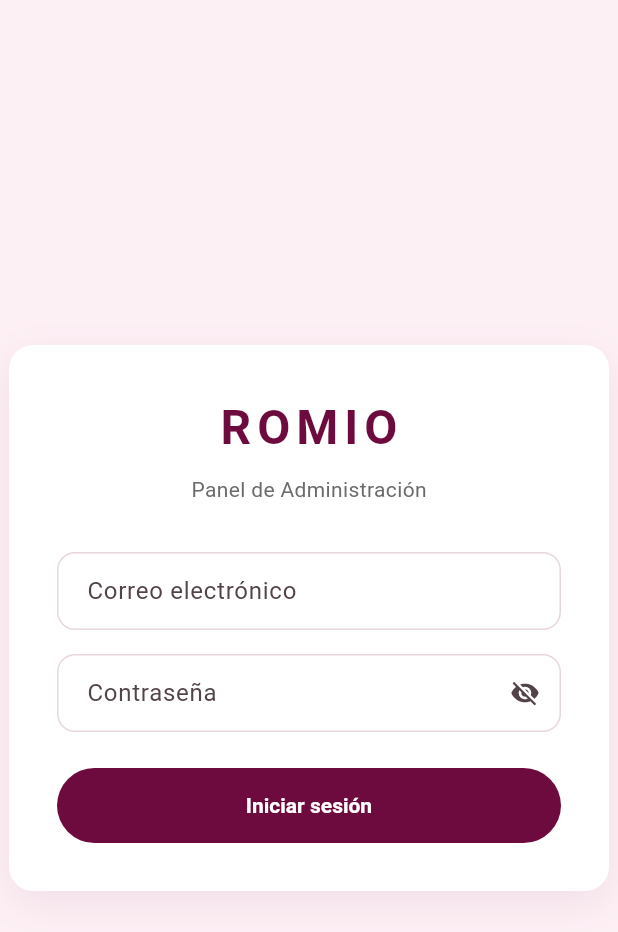
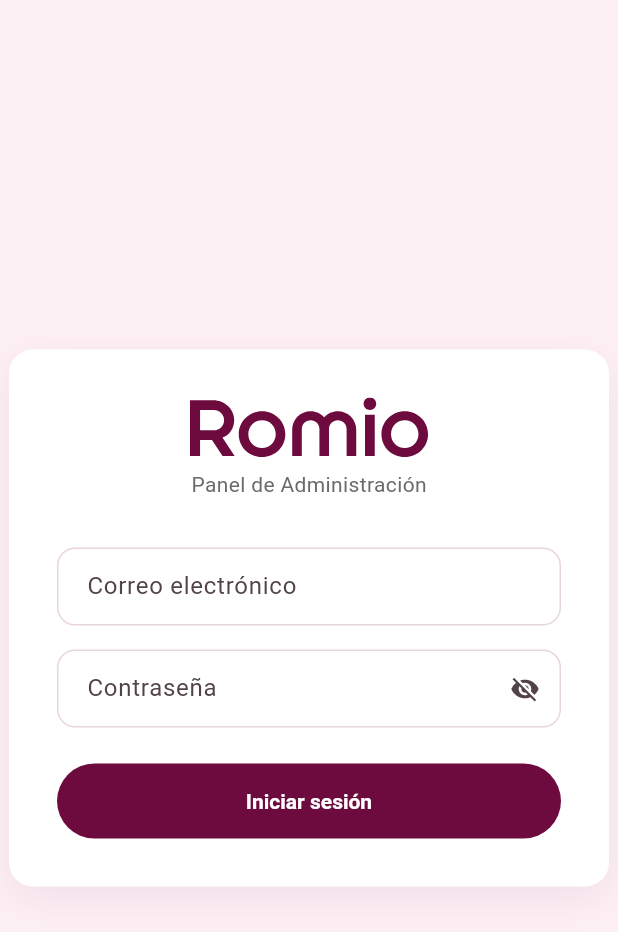
Before and after one commit to umairhassan003/Romio, a Flutter app: the AdminLoginScreen screen opened directly, on a phone screen of 412 x 824 dp. Shown: the top 932 px of the screen. Run offline on Flutter 3.47's test engine with Material 3 defaults, Android fonts, the phone set to English and light mode, and no system bars; our stand-ins replace cached_network_image, file_picker, flutter_svg, go_router, shared_preferences, supabase_flutter and 1 more; accounts and stored records are empty; generated files the repository leaves out were written again.

Commit message:
feat: replace text logo with Romio SVG asset in login card

```diff
--- a/lib/web/features/auth/widgets/login_card.dart
+++ b/lib/web/features/auth/widgets/login_card.dart
@@ -1,6 +1,7 @@
 import 'package:flutter/material.dart';
 import 'package:provider/provider.dart';
 import 'package:go_router/go_router.dart';
+import 'package:flutter_svg/flutter_svg.dart';
 import 'package:flutter_gen/gen_l10n/app_localizations.dart';
 import '../../../../core/theme/app_colors.dart';
 import '../providers/admin_auth_provider.dart';
@@ -59,14 +60,10 @@
         child: Column(
           mainAxisSize: MainAxisSize.min,
           children: [
-            const Text(
-              'ROMIO',
-              style: TextStyle(
-                fontSize: 32,
-                fontWeight: FontWeight.bold,
-                color: AppColors.primaryBurgundy,
-                letterSpacing: 4,
-              ),
+            SvgPicture.asset(
+              'images/RomioLogo.svg',
+              height: 40,
+              colorFilter: const ColorFilter.mode(AppColors.primaryBurgundy, BlendMode.srcIn),
             ),
             const SizedBox(height: 8),
             Text(
```
